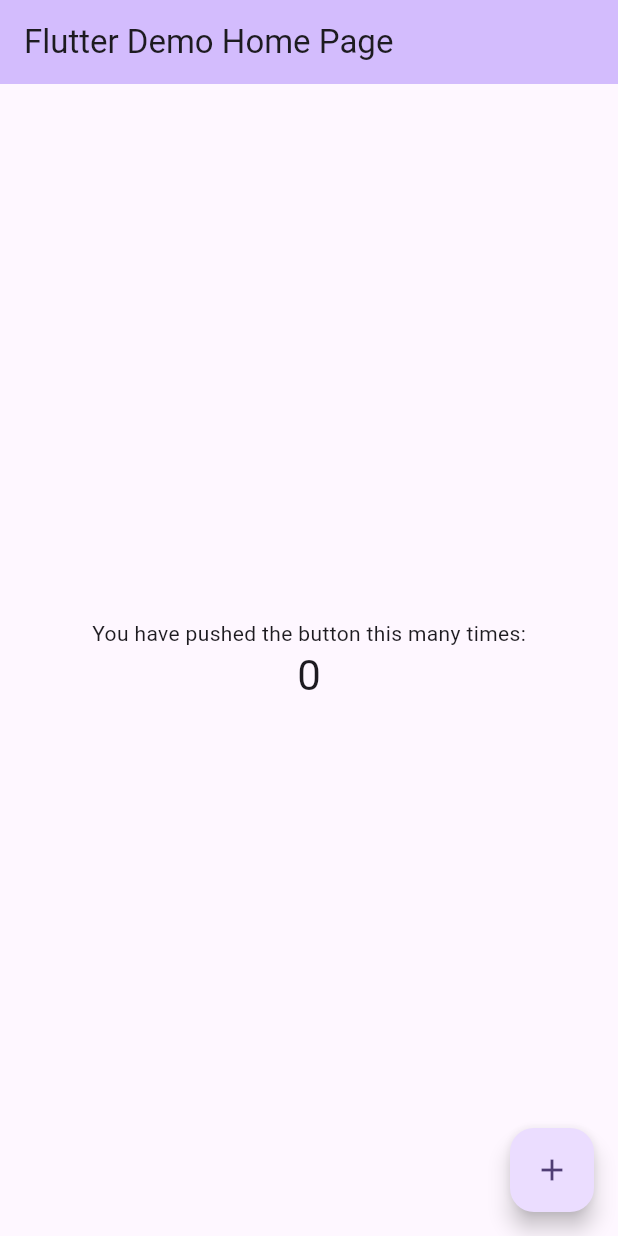
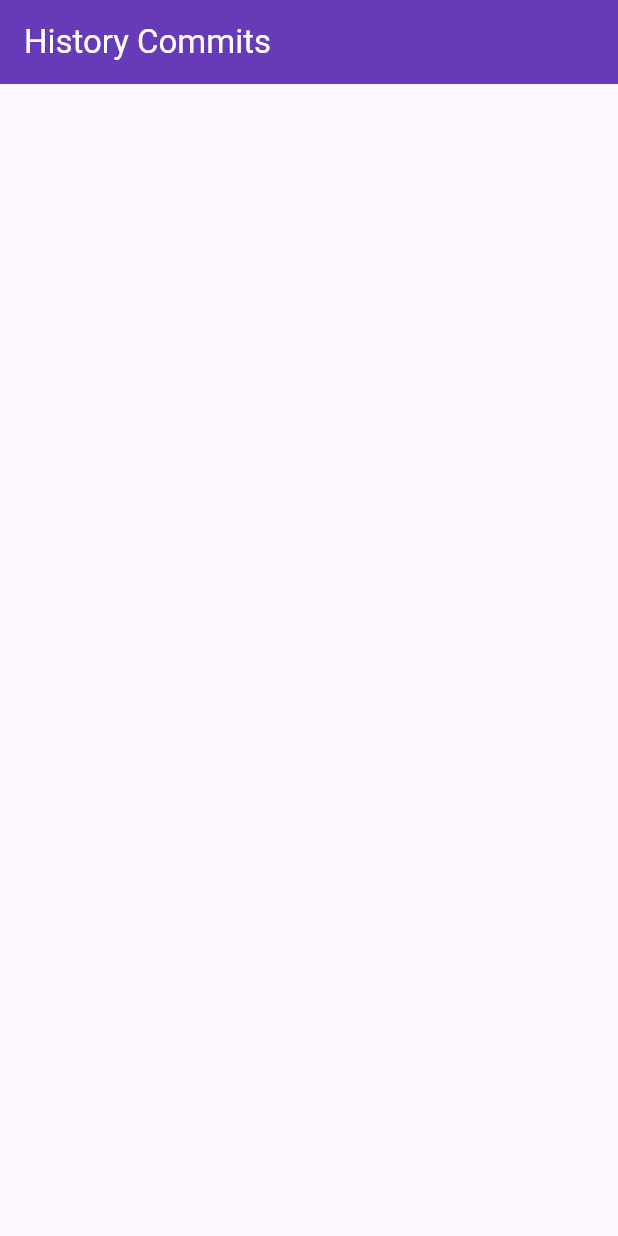
Before and after one commit to jjsolarte/fulltimeforrce, a Flutter app: the screen it shows after launch, on a phone screen of 412 x 824 dp. Run offline on Flutter 3.47's test engine with Material 3 defaults, Android fonts, the phone set to English and light mode, and no system bars; our stand-ins replace bloc, equatable.

Commit message:
feat(App):App architecture

```diff
--- /dev/null
+++ b/lib/features/history_commits/bloc/history_commits_bloc.dart
@@ -0,0 +1,15 @@
+import 'dart:async';
+
+import 'package:bloc/bloc.dart';
+import 'package:equatable/equatable.dart';
+
+part 'history_commits_event.dart';
+part 'history_commits_state.dart';
+
+class HistoryCommitsBloc extends Bloc<HistoryCommitsEvent, HistoryCommitsState> {
+  HistoryCommitsBloc() : super(HistoryCommitsInitial()) {
+    on<HistoryCommitsEvent>((event, emit) {
+      // TODO: implement event handler
+    });
+  }
+}
--- /dev/null
+++ b/lib/features/history_commits/bloc/history_commits_event.dart
@@ -0,0 +1,5 @@
+part of 'history_commits_bloc.dart';
+
+abstract class HistoryCommitsEvent extends Equatable {
+  const HistoryCommitsEvent();
+}
--- /dev/null
+++ b/lib/features/history_commits/bloc/history_commits_state.dart
@@ -0,0 +1,10 @@
+part of 'history_commits_bloc.dart';
+
+abstract class HistoryCommitsState extends Equatable {
+  const HistoryCommitsState();
+}
+
+class HistoryCommitsInitial extends HistoryCommitsState {
+  @override
+  List<Object> get props => [];
+}
--- /dev/null
+++ b/lib/features/history_commits/ui/history_commits_page.dart
@@ -0,0 +1,15 @@
+import 'package:flutter/material.dart';
+
+class HistoryCommitsPage extends StatelessWidget {
+  const HistoryCommitsPage({Key? key}) : super(key: key);
+
+  @override
+  Widget build(BuildContext context) {
+    return Scaffold(
+      appBar: AppBar(
+          title: const Text('History Commits', style: TextStyle(color: Colors.white),),
+          backgroundColor: Colors.deepPurple),
+      body: Container(),
+    );
+  }
+}
--- a/lib/main.dart
+++ b/lib/main.dart
@@ -1,4 +1,5 @@
 import 'package:flutter/material.dart';
+import 'package:full_time_force/features/history_commits/ui/history_commits_page.dart';
 
 void main() {
   runApp(const MyApp());
@@ -7,104 +8,15 @@ void main() {
 class MyApp extends StatelessWidget {
   const MyApp({super.key});
 
-  // This widget is the root of your application.
   @override
   Widget build(BuildContext context) {
     return MaterialApp(
-      title: 'Flutter Demo',
+      title: 'FullTimeForce',
       theme: ThemeData(
         colorScheme: ColorScheme.fromSeed(seedColor: Colors.deepPurple),
         useMaterial3: true,
       ),
-      home: const MyHomePage(title: 'Flutter Demo Home Page'),
+      home: const HistoryCommitsPage(),
     );
   }
 }
-
-class MyHomePage extends StatefulWidget {
-  const MyHomePage({super.key, required this.title});
-
-  // This widget is the home page of your application. It is stateful, meaning
-  // that it has a State object (defined below) that contains fields that affect
-  // how it looks.
-
-  // This class is the configuration for the state. It holds the values (in this
-  // case the title) provided by the parent (in this case the App widget) and
-  // used by the build method of the State. Fields in a Widget subclass are
-  // always marked "final".
-
-  final String title;
-
-  @override
-  State<MyHomePage> createState() => _MyHomePageState();
-}
-
-class _MyHomePageState extends State<MyHomePage> {
-  int _counter = 0;
-
-  void _incrementCounter() {
-    setState(() {
-      // This call to setState tells the Flutter framework that something has
-      // changed in this State, which causes it to rerun the build method below
-      // so that the display can reflect the updated values. If we changed
-      // _counter without calling setState(), then the build method would not be
-      // called again, and so nothing would appear to happen.
-      _counter++;
-    });
-  }
-
-  @override
-  Widget build(BuildContext context) {
-    // This method is rerun every time setState is called, for instance as done
-    // by the _incrementCounter method above.
-    //
-    // The Flutter framework has been optimized to make rerunning build methods
-    // fast, so that you can just rebuild anything that needs updating rather
-    // than having to individually change instances of widgets.
-    return Scaffold(
-      appBar: AppBar(
-        // TRY THIS: Try changing the color here to a specific color (to
-        // Colors.amber, perhaps?) and trigger a hot reload to see the AppBar
-        // change color while the other colors stay the same.
-        backgroundColor: Theme.of(context).colorScheme.inversePrimary,
-        // Here we take the value from the MyHomePage object that was created by
-        // the App.build method, and use it to set our appbar title.
-        title: Text(widget.title),
-      ),
-      body: Center(
-        // Center is a layout widget. It takes a single child and positions it
-        // in the middle of the parent.
-        child: Column(
-          // Column is also a layout widget. It takes a list of children and
-          // arranges them vertically. By default, it sizes itself to fit its
-          // children horizontally, and tries to be as tall as its parent.
-          //
-          // Column has various properties to control how it sizes itself and
-          // how it positions its children. Here we use mainAxisAlignment to
-          // center the children vertically; the main axis here is the vertical
-          // axis because Columns are vertical (the cross axis would be
-          // horizontal).
-          //
-          // TRY THIS: Invoke "debug painting" (choose the "Toggle Debug Paint"
-          // action in the IDE, or press "p" in the console), to see the
-          // wireframe for each widget.
-          mainAxisAlignment: MainAxisAlignment.center,
-          children: <Widget>[
-            const Text(
-              'You have pushed the button this many times:',
-            ),
-            Text(
-              '$_counter',
-              style: Theme.of(context).textTheme.headlineMedium,
-            ),
-          ],
-        ),
-      ),
-      floatingActionButton: FloatingActionButton(
-        onPressed: _incrementCounter,
-        tooltip: 'Increment',
-        child: const Icon(Icons.add),
-      ), // This trailing comma makes auto-formatting nicer for build methods.
-    );
-  }
-}
```
Also changed, not shown: pubspec.yaml (+5 -65 lines), lib/core/constants/constants.dart (added), lib/core/providers/providers.dart (added), lib/features/history_commits/repository/history_commits_repository.dart (added), lib/features/history_commits/service/history_commits_service.dart (added), lib/ui/style/palette.dart (added), pubspec.lock.
